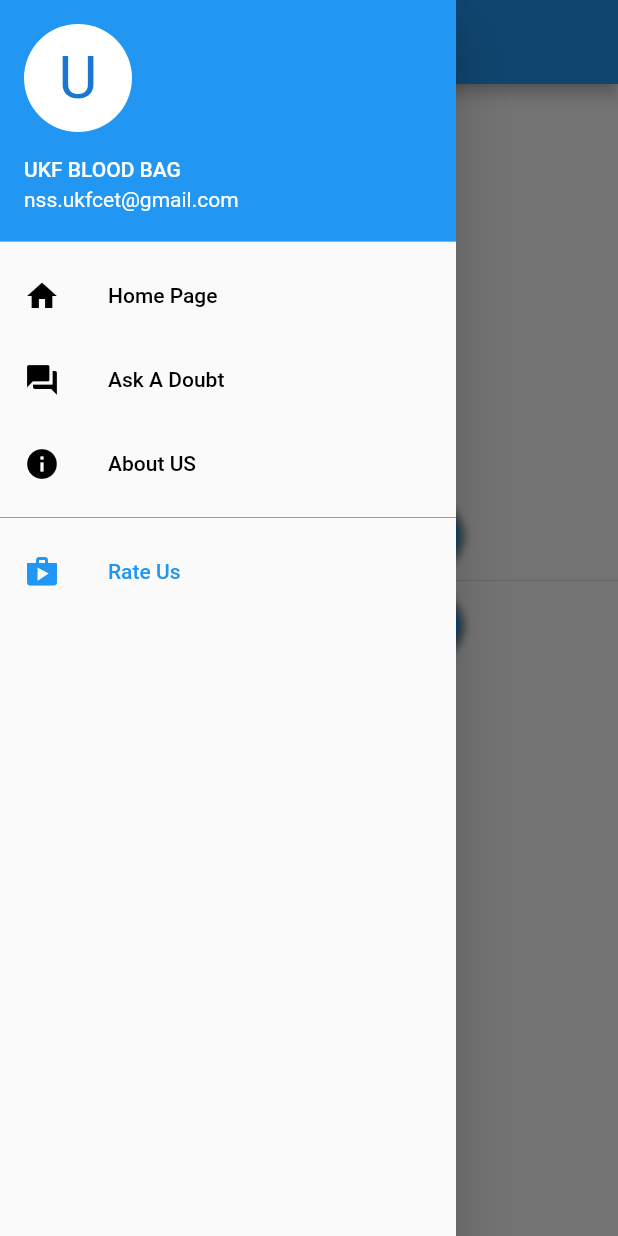
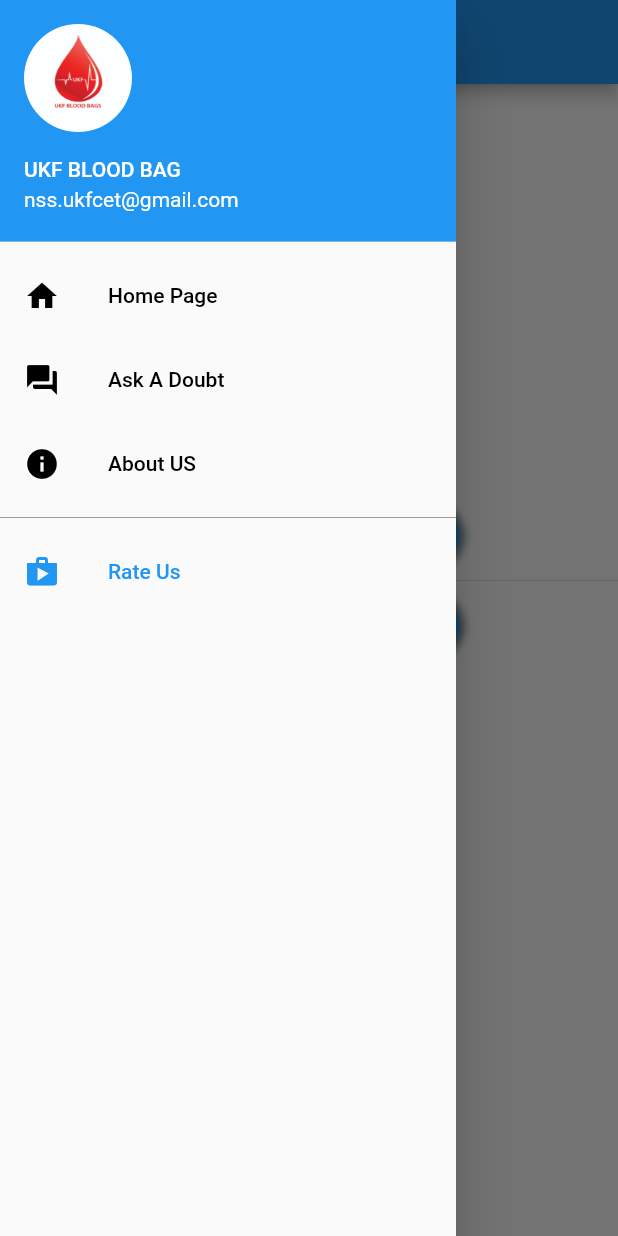
Before and after one commit to Am607/ukf_app, a Flutter app: the screen it shows after launch, with the side drawer open, on a phone screen of 412 x 824 dp. Run offline on Flutter 3.47's test engine with Material 2 defaults, Android fonts, the phone set to English and light mode, and no system bars; our stand-ins replace cloud_firestore, firebase_core; accounts and stored records are empty.

```diff
--- a/lib/frdend/home_ui.dart
+++ b/lib/frdend/home_ui.dart
@@ -24,17 +24,25 @@ class HomePage extends StatelessWidget {
                 UserAccountsDrawerHeader(
                   accountName: Text("UKF BLOOD BAG"),
                   accountEmail: Text("nss.ukfcet@gmail.com"),
-                  currentAccountPicture: CircleAvatar(
-                    backgroundColor:
-                        Theme.of(context).platform == TargetPlatform.iOS
-                            ? Colors.blue
-                            : Colors.white,
-                    child: Text(
-                      "U",
-                      style: TextStyle(fontSize: 40.0),
+                  currentAccountPicture: Container(
+                          decoration: BoxDecoration(
+                            shape: BoxShape.circle,
+
+                            image: DecorationImage(
+                              image: AssetImage(
+                                  "assets/logo.jpeg"
+                              ),
+                              fit: BoxFit.fill,
+                            )
+                          ),
+
+
+
                     ),
+
+
                   ),
-                ),
+
                 ListTile(
                   title: Text(
                     'Home Page',
@@ -59,7 +67,7 @@ class HomePage extends StatelessWidget {
                     color: Colors.black,
                   ),
                   onTap: () {
-                    _launchInBrowser("https://wa.me/9895945776?text=Plz%20tell%20me%20about%20UKF%20Blood%20bag%20app");
+                    _launchInBrowser("https://wa.me/+919895945776?text=Plz%20tell%20me%20about%20UKF%20Blood%20bag%20app");
                   },
                 ),
                 ListTile(
```
Also changed, not shown: assets/logo.jpeg (added), assets/logo.png (deleted), assets/marker2.png (deleted).
